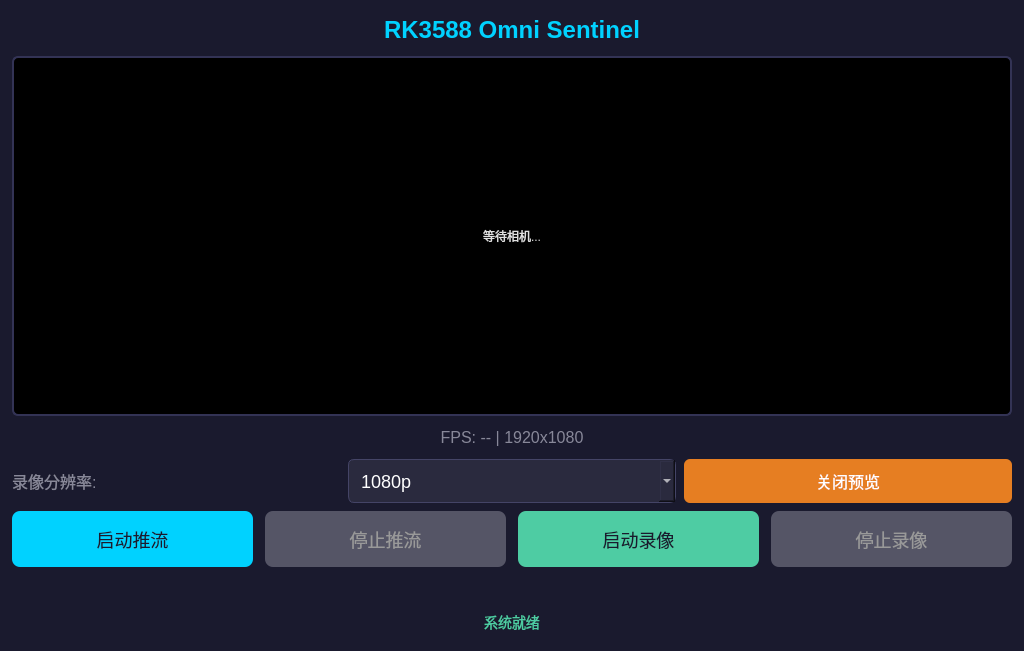
First picture: the form in Software/APP/SentinelQT/widget.ui, repository Davin-Liang/RK3588-Omni-Sentinel, before the edit.
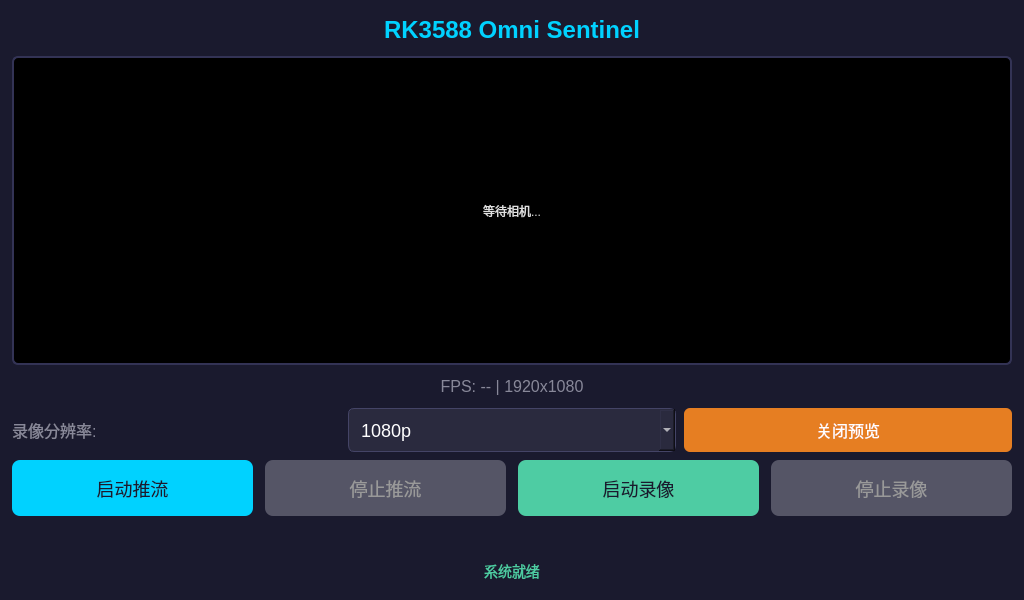
Second picture: the form after the edit.

Commit message: fix(SentinelQT): set previewLabel to Expanding size policy so image fills available space

Patch:
```diff
--- a/Software/APP/SentinelQT/widget.ui
+++ b/Software/APP/SentinelQT/widget.ui
@@ -28,8 +28,13 @@
    </item>
    <item>
     <widget class="QLabel" name="previewLabel">
+     <property name="sizePolicy">
+      <sizepolicy hsizetype="Expanding" vsizetype="Expanding">
+       <horstretch>0</horstretch><verstretch>1</verstretch>
+      </sizepolicy>
+     </property>
      <property name="minimumSize">
-      <size><width>640</width><height>360</height></size>
+      <size><width>320</width><height>200</height></size>
      </property>
      <property name="alignment"><set>Qt::AlignCenter</set></property>
      <property name="styleSheet">
```
